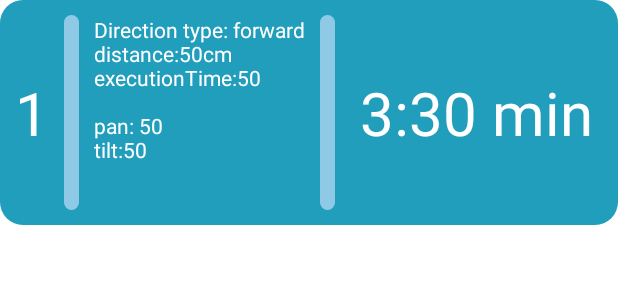
After one commit to krisisurf/Hyperlapse-Robot, an Android app: the layout rule_list_item.xml on its own in the app's theme, with its tools: preview values and no code run, on a phone screen of 412 x 824 dp. The commit adds this screen. Shown: the top 300 px of the screen. Run offline under Robolectric (Android 15) with nearby library versions, the phone set to English and light mode, and no system bars.

Commit message:
base rule list item

```diff
--- a/frontend/Hyperlapse_Robot_Mobile_Controller/app/src/main/res/layout/content_main.xml
+++ b/frontend/Hyperlapse_Robot_Mobile_Controller/app/src/main/res/layout/content_main.xml
@@ -18,12 +18,7 @@
             android:layout_alignParentTop="true"
             android:text="@string/btn_add_rules" />
 
-        <FrameLayout
-            android:id="@+id/rules_list_fragment"
-            android:layout_width="match_parent"
-            android:layout_height="match_parent"
-            android:layout_below="@id/btn_add_rule" />
-
+        <include layout="@layout/fragment_rules_list" />
 
     </RelativeLayout>
 </androidx.constraintlayout.widget.ConstraintLayout>
--- a/frontend/Hyperlapse_Robot_Mobile_Controller/app/src/main/res/layout/fragment_rules_list.xml
+++ b/frontend/Hyperlapse_Robot_Mobile_Controller/app/src/main/res/layout/fragment_rules_list.xml
@@ -5,5 +5,9 @@
     android:layout_height="match_parent"
     tools:context=".fragments.RulesListFragment">
 
+    <ListView
+        android:id="@+id/listView"
+        android:layout_width="match_parent"
+        android:layout_height="match_parent" />
 
 </androidx.constraintlayout.widget.ConstraintLayout>
--- /dev/null
+++ b/frontend/Hyperlapse_Robot_Mobile_Controller/app/src/main/res/layout/rule_list_item.xml
@@ -0,0 +1,53 @@
+<?xml version="1.0" encoding="utf-8"?>
+<LinearLayout xmlns:android="http://schemas.android.com/apk/res/android"
+    android:layout_width="match_parent"
+    android:layout_height="150dp"
+    android:background="@drawable/rounded_corner_blue_500_small_radius"
+    android:orientation="horizontal"
+    android:padding="10dp">
+
+    <RelativeLayout
+        android:layout_width="wrap_content"
+        android:layout_height="match_parent">
+
+        <TextView
+            android:id="@+id/tvRuleNumber"
+            android:layout_width="wrap_content"
+            android:layout_height="wrap_content"
+            android:layout_centerInParent="true"
+            android:text="1"
+            android:textColor="@color/white"
+            android:textSize="40sp" />
+    </RelativeLayout>
+
+    <View
+        style="@style/DividerVertical"
+        android:layout_marginHorizontal="10dp"
+        android:background="@drawable/rounded_corners_blue_700" />
+
+    <TextView
+        android:layout_width="wrap_content"
+        android:layout_height="match_parent"
+        android:text="Direction type: forward\ndistance:50cm\nexecutionTime:50\n\npan: 50\ntilt:50"
+        android:textColor="@color/white" />
+
+    <View
+        style="@style/DividerVertical"
+        android:layout_marginHorizontal="10dp"
+        android:background="@drawable/rounded_corners_blue_700" />
+
+    <RelativeLayout
+        android:layout_width="match_parent"
+        android:layout_height="match_parent">
+
+        <TextView
+            android:id="@+id/tvExecutionTime"
+            android:layout_width="wrap_content"
+            android:layout_height="wrap_content"
+            android:layout_centerInParent="true"
+            android:text="3:30 min"
+            android:textColor="@color/white"
+            android:textSize="40sp" />
+    </RelativeLayout>
+
+</LinearLayout>
```
